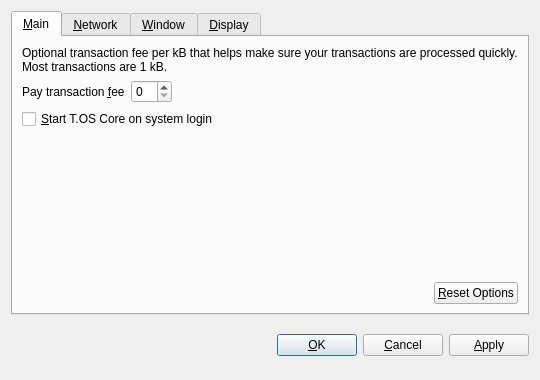
tos-project/TOSC, file src/qt/forms/optionsdialog.ui: the form before one commit.
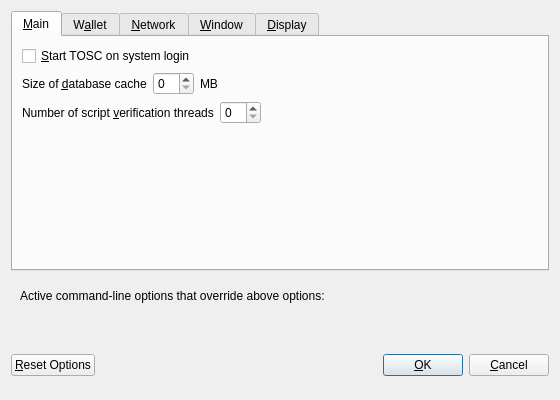
The form after the commit. Custom widgets are drawn as their Qt base class.

Patch:
```diff
--- a/src/qt/forms/optionsdialog.ui
+++ b/src/qt/forms/optionsdialog.ui
@@ -6,8 +6,8 @@
    <rect>
     <x>0</x>
     <y>0</y>
-    <width>540</width>
-    <height>380</height>
+    <width>560</width>
+    <height>400</height>
    </rect>
   </property>
   <property name="windowTitle">
@@ -19,9 +19,6 @@
   <layout class="QVBoxLayout" name="verticalLayout">
    <item>
     <widget class="QTabWidget" name="tabWidget">
-     <property name="tabPosition">
-      <enum>QTabWidget::North</enum>
-     </property>
      <property name="currentIndex">
       <number>0</number>
      </property>
@@ -30,77 +27,44 @@
        <string>&amp;Main</string>
       </attribute>
       <layout class="QVBoxLayout" name="verticalLayout_Main">
-       <item>
-        <widget class="QLabel" name="transactionFeeInfoLabel">
-         <property name="text">
-          <string>Optional transaction fee per kB that helps make sure your transactions are processed quickly. Most transactions are 1 kB.</string>
-         </property>
-         <property name="textFormat">
-          <enum>Qt::PlainText</enum>
-         </property>
-         <property name="wordWrap">
-          <bool>true</bool>
-         </property>
-        </widget>
-       </item>
-       <item>
-        <layout class="QHBoxLayout" name="horizontalLayout_1_Main">
-         <item>
-          <widget class="QLabel" name="transactionFeeLabel">
-           <property name="text">
-            <string>Pay transaction &amp;fee</string>
-           </property>
-           <property name="textFormat">
-            <enum>Qt::PlainText</enum>
-           </property>
-           <property name="buddy">
-            <cstring>transactionFee</cstring>
-           </property>
-          </widget>
-         </item>
-         <item>
-          <widget class="BitcoinAmountField" name="transactionFee"/>
-         </item>
-         <item>
-          <spacer name="horizontalSpacer_1_Main">
-           <property name="orientation">
-            <enum>Qt::Horizontal</enum>
-           </property>
-           <property name="sizeHint" stdset="0">
-            <size>
-             <width>40</width>
-             <height>20</height>
-            </size>
-           </property>
-          </spacer>
-         </item>
-        </layout>
-       </item>
        <item>
         <widget class="QCheckBox" name="bitcoinAtStartup">
          <property name="toolTip">
-          <string>Automatically start T.OS Core after logging in to the system.</string>
+          <string>Automatically start TOSC after logging in to the system.</string>
          </property>
          <property name="text">
-          <string>&amp;Start T.OS Core on system login</string>
+          <string>&amp;Start TOSC on system login</string>
          </property>
         </widget>
        </item>
-       <item>
-        <spacer name="verticalSpacer_Main">
-         <property name="orientation">
-          <enum>Qt::Vertical</enum>
-         </property>
-         <property name="sizeHint" stdset="0">
-          <size>
-           <width>20</width>
-           <height>40</height>
-          </size>
-         </property>
-        </spacer>
-       </item>
        <item>
         <layout class="QHBoxLayout" name="horizontalLayout_2_Main">
+         <item>
+          <widget class="QLabel" name="databaseCacheLabel">
+           <property name="text">
+            <string>Size of &amp;database cache</string>
+           </property>
+           <property name="textFormat">
+            <enum>Qt::PlainText</enum>
+           </property>
+           <property name="buddy">
+            <cstring>databaseCache</cstring>
+           </property>
+          </widget>
+         </item>
+         <item>
+          <widget class="QSpinBox" name="databaseCache"/>
+         </item>
+         <item>
+          <widget class="QLabel" name="databaseCacheUnitLabel">
+           <property name="text">
+            <string>MB</string>
+           </property>
+           <property name="textFormat">
+            <enum>Qt::PlainText</enum>
+           </property>
+          </widget>
+         </item>
          <item>
           <spacer name="horizontalSpacer_2_Main">
            <property name="orientation">
@@ -114,20 +78,106 @@
            </property>
           </spacer>
          </item>
+        </layout>
+       </item>
+       <item>
+        <layout class="QHBoxLayout" name="horizontalLayout_3_Main">
          <item>
-          <widget class="QPushButton" name="resetButton">
-           <property name="toolTip">
-            <string>Reset all client options to default.</string>
-           </property>
+          <widget class="QLabel" name="threadsScriptVerifLabel">
            <property name="text">
-            <string>&amp;Reset Options</string>
+            <string>Number of script &amp;verification threads</string>
            </property>
-           <property name="autoDefault">
-            <bool>false</bool>
+           <property name="textFormat">
+            <enum>Qt::PlainText</enum>
            </property>
+           <property name="buddy">
+            <cstring>threadsScriptVerif</cstring>
+           </property>
           </widget>
          </item>
+         <item>
+          <widget class="QSpinBox" name="threadsScriptVerif">
+           <property name="toolTip">
+            <string>(0 = auto, &lt;0 = leave that many cores free)</string>
+           </property>
+          </widget>
+         </item>
+         <item>
+          <spacer name="horizontalSpacer_3_Main">
+           <property name="orientation">
+            <enum>Qt::Horizontal</enum>
+           </property>
+           <property name="sizeHint" stdset="0">
+            <size>
+             <width>40</width>
+             <height>20</height>
+            </size>
+           </property>
+          </spacer>
+         </item>
         </layout>
+       </item>
+       <item>
+        <spacer name="verticalSpacer_Main">
+         <property name="orientation">
+          <enum>Qt::Vertical</enum>
+         </property>
+         <property name="sizeHint" stdset="0">
+          <size>
+           <width>20</width>
+           <height>40</height>
+          </size>
+         </property>
+        </spacer>
+       </item>
+      </layout>
+     </widget>
+     <widget class="QWidget" name="tabWallet">
+      <attribute name="title">
+       <string>W&amp;allet</string>
+      </attribute>
+      <layout class="QVBoxLayout" name="verticalLayout_Wallet">
+       <item>
+        <widget class="QGroupBox" name="groupBox">
+         <property name="title">
+          <string>Expert</string>
+         </property>
+         <layout class="QVBoxLayout" name="verticalLayout_2">
+          <item>
+           <widget class="QCheckBox" name="coinControlFeatures">
+            <property name="toolTip">
+             <string>Whether to show coin control features or not.</string>
+            </property>
+            <property name="text">
+             <string>Enable coin &amp;control features</string>
+            </property>
+           </widget>
+          </item>
+          <item>
+           <widget class="QCheckBox" name="spendZeroConfChange">
+            <property name="toolTip">
+             <string>If you disable the spending of unconfirmed change, the change from a transaction cannot be used until that transaction has at least one confirmation. This also affects how your balance is computed.</string>
+            </property>
+            <property name="text">
+             <string>&amp;Spend unconfirmed change</string>
+            </property>
+           </widget>
+          </item>
+         </layout>
+        </widget>
+       </item>
+       <item>
+        <spacer name="verticalSpacer_Wallet">
+         <property name="orientation">
+          <enum>Qt::Vertical</enum>
+         </property>
+         <property name="sizeHint" stdset="0">
+          <size>
+           <width>20</width>
+           <height>40</height>
+          </size>
+         </property>
+        </spacer>
        </item>
       </layout>
      </widget>
@@ -139,25 +189,35 @@
        <item>
         <widget class="QCheckBox" name="mapPortUpnp">
          <property name="toolTip">
-          <string>Automatically open the T.OS client port on the router. This only works when your router supports UPnP and it is enabled.</string>
+          <string>Automatically open the TOSC client port on the router. This only works when your router supports UPnP and it is enabled.</string>
          </property>
          <property name="text">
           <string>Map port using &amp;UPnP</string>
          </property>
         </widget>
        </item>
+       <item>
+        <widget class="QCheckBox" name="allowIncoming">
+         <property name="toolTip">
+          <string>Accept connections from outside</string>
+         </property>
+         <property name="text">
+          <string>Allow incoming connections</string>
+         </property>
+        </widget>
+       </item>
        <item>
         <widget class="QCheckBox" name="connectSocks">
          <property name="toolTip">
-          <string>Connect to the T.OS network through a SOCKS proxy (e.g. when connecting through Tor).</string>
+          <string>Connect to the TOSC network through a SOCKS5 proxy.</string>
          </property>
          <property name="text">
-          <string>&amp;Connect through SOCKS proxy:</string>
+          <string>&amp;Connect through SOCKS5 proxy (default proxy):</string>
          </property>
         </widget>
        </item>
        <item>
-        <layout class="QHBoxLayout" name="horizontalLayout_Network">
+        <layout class="QHBoxLayout" name="horizontalLayout_1_Network">
          <item>
           <widget class="QLabel" name="proxyIpLabel">
            <property name="text">
@@ -173,6 +233,12 @@
          </item>
          <item>
           <widget class="QValidatedLineEdit" name="proxyIp">
+           <property name="minimumSize">
+            <size>
+             <width>140</width>
+             <height>0</height>
+            </size>
+           </property>
            <property name="maximumSize">
             <size>
              <width>140</width>
@@ -180,7 +246,7 @@
             </size>
            </property>
            <property name="toolTip">
-            <string>IP address of the proxy (e.g. 127.0.0.1)</string>
+            <string>IP address of the proxy (e.g. IPv4: 127.0.0.1 / IPv6: ::1)</string>
            </property>
           </widget>
          </item>
@@ -199,6 +265,12 @@
          </item>
          <item>
           <widget class="QLineEdit" name="proxyPort">
+           <property name="minimumSize">
+            <size>
+             <width>55</width>
+             <height>0</height>
+            </size>
+           </property>
            <property name="maximumSize">
             <size>
              <width>55</width>
@@ -211,27 +283,7 @@
           </widget>
          </item>
          <item>
-          <widget class="QLabel" name="socksVersionLabel">
-           <property name="text">
-            <string>SOCKS &amp;Version:</string>
-           </property>
-           <property name="textFormat">
-            <enum>Qt::PlainText</enum>
-           </property>
-           <property name="buddy">
-            <cstring>socksVersion</cstring>
-           </property>
-          </widget>
-         </item>
-         <item>
-          <widget class="QValueComboBox" name="socksVersion">
-           <property name="toolTip">
-            <string>SOCKS version of the proxy (e.g. 5)</string>
-           </property>
-          </widget>
-         </item>
-         <item>
-          <spacer name="horizontalSpacer_Network">
+          <spacer name="horizontalSpacer_1_Network">
            <property name="orientation">
             <enum>Qt::Horizontal</enum>
            </property>
@@ -323,7 +375,7 @@
          <item>
           <widget class="QValueComboBox" name="lang">
            <property name="toolTip">
-            <string>The user interface language can be set here. This setting will take effect after restarting T.OS Core.</string>
+            <string>The user interface language can be set here. This setting will take effect after restarting TOSC.</string>
            </property>
           </widget>
          </item>
@@ -354,24 +406,28 @@
         </layout>
        </item>
        <item>
-        <widget class="QCheckBox" name="displayAddresses">
-         <property name="toolTip">
-          <string>Whether to show TOS addresses in the transaction list or not.</string>
-         </property>
-         <property name="text">
-          <string>&amp;Display addresses in transaction list</string>
-         </property>
-        </widget>
-       </item>
-       <item>
-        <widget class="QCheckBox" name="coinControlFeatures">
-         <property name="toolTip">
-          <string>Whether to show coin control features or not.</string>
-         </property>
-         <property name="text">
-          <string>Display coin &amp;control features (experts only!)</string>
-         </property>
-        </widget>
+        <layout class="QHBoxLayout" name="horizontalLayout_3_Display">
+         <item>
+          <widget class="QLabel" name="thirdPartyTxUrlsLabel">
+           <property name="toolTip">
+            <string>Third party URLs (e.g. a block explorer) that appear in the transactions tab as context menu items. %s in the URL is replaced by transaction hash. Multiple URLs are separated by vertical bar |.</string>
+           </property>
+           <property name="text">
+            <string>Third party transaction URLs</string>
+           </property>
+           <property name="buddy">
+            <cstring>thirdPartyTxUrls</cstring>
+           </property>
+          </widget>
+         </item>
+         <item>
+          <widget class="QLineEdit" name="thirdPartyTxUrls">
+           <property name="toolTip">
+            <string>Third party URLs (e.g. a block explorer) that appear in the transactions tab as context menu items. %s in the URL is replaced by transaction hash. Multiple URLs are separated by vertical bar |.</string>
+           </property>
+          </widget>
+         </item>
+        </layout>
        </item>
        <item>
         <spacer name="verticalSpacer_Display">
@@ -390,8 +446,67 @@
      </widget>
     </widget>
    </item>
+   <item>
+    <widget class="QFrame" name="frame">
+     <layout class="QVBoxLayout" name="verticalLayout_Bottom">
+      <item>
+       <layout class="QHBoxLayout" name="horizontalLayout_Bottom">
+        <item>
+         <widget class="QLabel" name="overriddenByCommandLineInfoLabel">
+          <property name="text">
+           <string>Active command-line options that override above options:</string>
+          </property>
+          <property name="textFormat">
+           <enum>Qt::PlainText</enum>
+          </property>
+         </widget>
+        </item>
+        <item>
+         <spacer name="horizontalSpacer_Bottom">
+          <property name="orientation">
+           <enum>Qt::Horizontal</enum>
+          </property>
+          <property name="sizeHint" stdset="0">
+           <size>
+            <width>40</width>
+            <height>20</height>
+           </size>
+          </property>
+         </spacer>
+        </item>
+       </layout>
+      </item>
+      <item>
+       <widget class="QLabel" name="overriddenByCommandLineLabel">
+        <property name="text">
+         <string/>
+        </property>
+        <property name="textFormat">
+         <enum>Qt::PlainText</enum>
+        </property>
+        <property name="wordWrap">
+         <bool>true</bool>
+        </property>
+       </widget>
+      </item>
+     </layout>
+    </widget>
+   </item>
    <item>
     <layout class="QHBoxLayout" name="horizontalLayout_Buttons">
+     <item>
+      <widget class="QPushButton" name="resetButton">
+       <property name="toolTip">
+        <string>Reset all client options to default.</string>
+       </property>
+       <property name="text">
+        <string>&amp;Reset Options</string>
+       </property>
+       <property name="autoDefault">
+        <bool>false</bool>
+       </property>
+      </widget>
+     </item>
      <item>
       <spacer name="horizontalSpacer_1">
        <property name="orientation">
@@ -407,6 +522,12 @@
      </item>
      <item>
       <widget class="QLabel" name="statusLabel">
+       <property name="minimumSize">
+        <size>
+         <width>200</width>
+         <height>0</height>
+        </size>
+       </property>
        <property name="font">
         <font>
          <weight>75</weight>
@@ -442,6 +563,12 @@
        <property name="text">
         <string>&amp;OK</string>
        </property>
+       <property name="autoDefault">
+        <bool>false</bool>
+       </property>
+       <property name="default">
+        <bool>true</bool>
+       </property>
       </widget>
      </item>
      <item>
@@ -454,36 +581,21 @@
        </property>
       </widget>
      </item>
-     <item>
-      <widget class="QPushButton" name="applyButton">
-       <property name="text">
-        <string>&amp;Apply</string>
-       </property>
-       <property name="autoDefault">
-        <bool>false</bool>
-       </property>
-      </widget>
-     </item>
     </layout>
    </item>
   </layout>
  </widget>
  <customwidgets>
-  <customwidget>
-   <class>BitcoinAmountField</class>
-   <extends>QSpinBox</extends>
-   <header>bitcoinamountfield.h</header>
-  </customwidget>
-  <customwidget>
-   <class>QValueComboBox</class>
-   <extends>QComboBox</extends>
-   <header>qvaluecombobox.h</header>
-  </customwidget>
   <customwidget>
    <class>QValidatedLineEdit</class>
    <extends>QLineEdit</extends>
    <header>qvalidatedlineedit.h</header>
   </customwidget>
+  <customwidget>
+   <class>QValueComboBox</class>
+   <extends>QComboBox</extends>
+   <header>qvaluecombobox.h</header>
+  </customwidget>
  </customwidgets>
  <resources/>
  <connections/>
```
